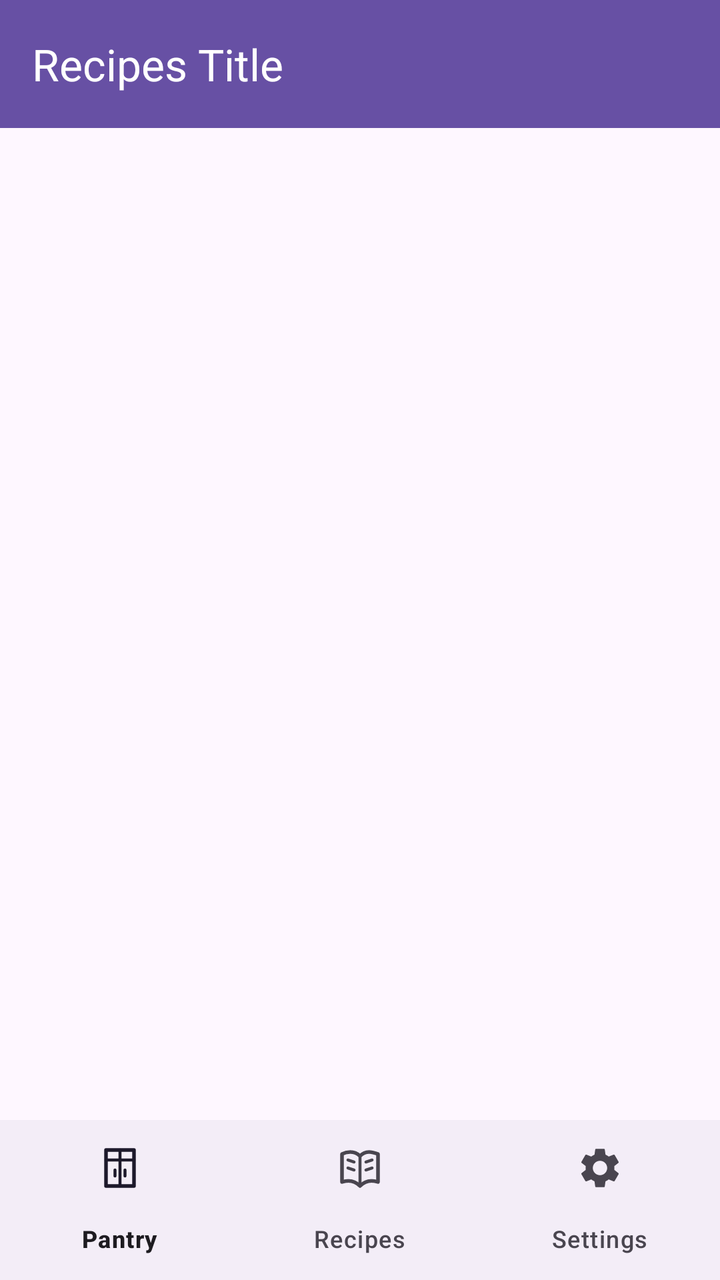
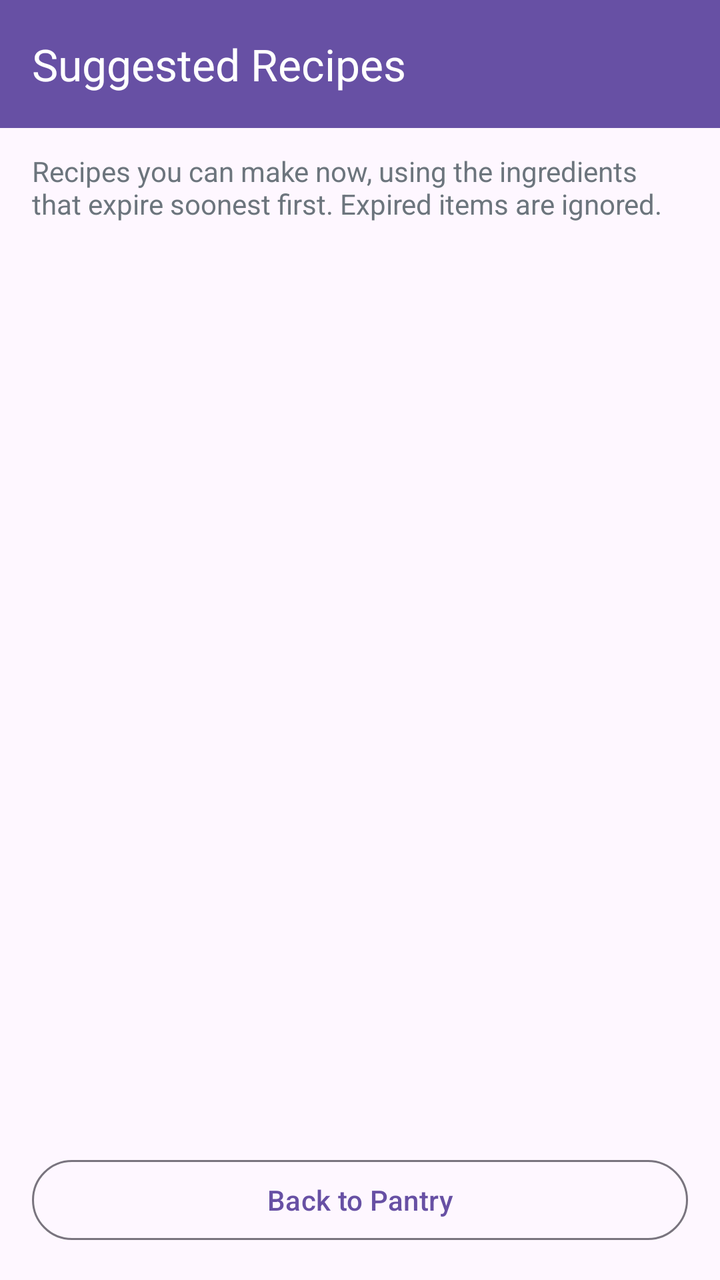

Compare the two renders of this Android layout. The source of the first and the diff that turns it into the second are given below.
<!-- AndroidManifest.xml: application theme Theme.SmartPantryManager -->
<!-- res/layout/activity_suggested_recipes.xml -->
<?xml version="1.0" encoding="utf-8"?>
<LinearLayout xmlns:android="http://schemas.android.com/apk/res/android"
    xmlns:app="http://schemas.android.com/apk/res-auto"
    xmlns:tools="http://schemas.android.com/tools"
    android:id="@+id/main"
    android:layout_width="match_parent"
    android:layout_height="match_parent"
    android:orientation="vertical"
    tools:context=".SuggestedRecipesActivity">
    <com.google.android.material.appbar.MaterialToolbar
        android:id="@+id/toolbar"
        android:layout_width="match_parent"
        android:layout_height="?attr/actionBarSize"
        android:background="?attr/colorPrimary"
        app:title="Recipes Title"
        app:titleTextColor="?attr/colorOnPrimary" />

    <FrameLayout
        android:layout_width="match_parent"
        android:layout_height="0dp"
        android:layout_weight="1">

        <androidx.recyclerview.widget.RecyclerView
            android:id="@+id/recyclerRecipes"
            android:layout_width="match_parent"
            android:layout_height="match_parent"
            android:clipToPadding="false"
            android:padding="8dp" />

        <TextView
            android:id="@+id/tvEmpty"
            android:layout_width="wrap_content"
            android:layout_height="wrap_content"
            android:layout_gravity="center"
            android:gravity="center"
            android:padding="24dp"
            android:text="Empty Recipes"
            android:visibility="gone" />
    </FrameLayout>

    <com.google.android.material.bottomnavigation.BottomNavigationView
        android:id="@+id/bottomNav"
        android:layout_width="match_parent"
        android:layout_height="wrap_content"
        app:menu="@menu/bottom_nav_menu" />
</LinearLayout>
<!-- resources referenced by this layout -->
<resources>
  <style name="Theme.SmartPantryManager" parent="Base.Theme.SmartPantryManager" />
  <style name="Base.Theme.SmartPantryManager" parent="Theme.Material3.DayNight.NoActionBar">
          
          
      </style>
</resources>

<!-- the commit's change to res/layout/activity_suggested_recipes.xml (unified diff, before → after) -->
@@ -1,8 +1,8 @@
 <?xml version="1.0" encoding="utf-8"?>
-<LinearLayout xmlns:android="http://schemas.android.com/apk/res/android"
+<LinearLayout
+    xmlns:android="http://schemas.android.com/apk/res/android"
     xmlns:app="http://schemas.android.com/apk/res-auto"
     xmlns:tools="http://schemas.android.com/tools"
-    android:id="@+id/main"
     android:layout_width="match_parent"
     android:layout_height="match_parent"
     android:orientation="vertical"
@@ -12,35 +12,42 @@
         android:layout_width="match_parent"
         android:layout_height="?attr/actionBarSize"
         android:background="?attr/colorPrimary"
-        app:title="Recipes Title"
-        app:titleTextColor="?attr/colorOnPrimary" />
-
+        app:title="Suggested Recipes"
+        app:titleTextColor="?attr/colorOnPrimary"/>
+    <TextView
+        android:id="@+id/suggestedSubtitle"
+        android:layout_width="match_parent"
+        android:layout_height="wrap_content"
+        android:paddingHorizontal="16dp"
+        android:paddingTop="12dp"
+        android:text="Recipes you can make now, using the ingredients that expire soonest first. Expired items are ignored."
+        android:textColor="#6C757D"
+        android:textSize="14sp"/>
     <FrameLayout
         android:layout_width="match_parent"
         android:layout_height="0dp"
         android:layout_weight="1">
-
         <androidx.recyclerview.widget.RecyclerView
-            android:id="@+id/recyclerRecipes"
+            android:id="@+id/recipesRecyclerView"
             android:layout_width="match_parent"
             android:layout_height="match_parent"
             android:clipToPadding="false"
-            android:padding="8dp" />
-
+            android:padding="8dp"/>
         <TextView
-            android:id="@+id/tvEmpty"
+            android:id="@+id/noRecipesText"
             android:layout_width="wrap_content"
             android:layout_height="wrap_content"
             android:layout_gravity="center"
-            android:gravity="center"
-            android:padding="24dp"
-            android:text="Empty Recipes"
-            android:visibility="gone" />
+            android:text="No recipes can be made from your unexpired pantry items."
+            android:textColor="?attr/colorOnSurfaceVariant"
+            android:textSize="16sp"
+            android:visibility="gone"/>
     </FrameLayout>
-
-    <com.google.android.material.bottomnavigation.BottomNavigationView
-        android:id="@+id/bottomNav"
+    <com.google.android.material.button.MaterialButton
+        android:id="@+id/backToPantryButton"
+        style="@style/Widget.Material3.Button.OutlinedButton"
         android:layout_width="match_parent"
         android:layout_height="wrap_content"
-        app:menu="@menu/bottom_nav_menu" />
+        android:layout_margin="16dp"
+        android:text="Back to Pantry"/>
 </LinearLayout>
